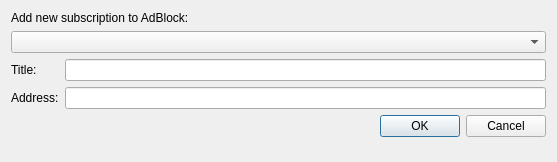
Above: src/network-web/adblock/adblockaddsubscriptiondialog.ui from martinrotter/rssguard before the change. Below: the same form after it.
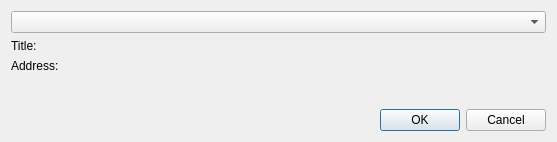
That is the form after the change. Custom widgets are drawn as their Qt base class.

What changed in the file:
```diff
--- a/src/network-web/adblock/adblockaddsubscriptiondialog.ui
+++ b/src/network-web/adblock/adblockaddsubscriptiondialog.ui
@@ -7,38 +7,32 @@
     <x>0</x>
     <y>0</y>
     <width>557</width>
-    <height>162</height>
+    <height>142</height>
    </rect>
   </property>
   <property name="windowTitle">
    <string>Add Subscription</string>
   </property>
-  <layout class="QFormLayout" name="formLayout">
-   <item row="1" column="0" colspan="2">
-    <widget class="QComboBox" name="comboBox"/>
+  <layout class="QFormLayout">
+   <item row="0" column="0" colspan="2">
+    <widget class="QComboBox" name="m_cmbPresets"/>
    </item>
-   <item row="2" column="0">
-    <widget class="QLabel" name="label">
+   <item row="1" column="0">
+    <widget class="QLabel" name="m_lblTitle">
      <property name="text">
       <string>Title:</string>
      </property>
     </widget>
    </item>
-   <item row="2" column="1">
-    <widget class="QLineEdit" name="title"/>
-   </item>
-   <item row="3" column="0">
-    <widget class="QLabel" name="label_2">
+   <item row="2" column="0">
+    <widget class="QLabel" name="m_lblUrl">
      <property name="text">
       <string>Address:</string>
      </property>
     </widget>
    </item>
-   <item row="3" column="1">
-    <widget class="QLineEdit" name="url"/>
-   </item>
    <item row="4" column="1">
-    <widget class="QDialogButtonBox" name="buttonBox">
+    <widget class="QDialogButtonBox" name="m_buttonBox">
      <property name="orientation">
       <enum>Qt::Horizontal</enum>
      </property>
@@ -47,15 +41,35 @@
      </property>
     </widget>
    </item>
-   <item row="0" column="0" colspan="2">
-    <widget class="QLabel" name="label_3">
-     <property name="text">
-      <string>Add new subscription to AdBlock:</string>
+   <item row="3" column="0" colspan="2">
+    <spacer name="m_vertSpacer">
+     <property name="orientation">
+      <enum>Qt::Vertical</enum>
      </property>
-    </widget>
+     <property name="sizeHint" stdset="0">
+      <size>
+       <width>20</width>
+       <height>40</height>
+      </size>
+     </property>
+    </spacer>
+   </item>
+   <item row="1" column="1">
+    <widget class="LineEditWithStatus" name="m_txtTitle" native="true"/>
+   </item>
+   <item row="2" column="1">
+    <widget class="LineEditWithStatus" name="m_txtUrl" native="true"/>
    </item>
   </layout>
  </widget>
+ <customwidgets>
+  <customwidget>
+   <class>LineEditWithStatus</class>
+   <extends>QWidget</extends>
+   <header>lineeditwithstatus.h</header>
+   <container>1</container>
+  </customwidget>
+ </customwidgets>
  <resources/>
  <connections>
   <connection>
```
Left out of the diff: 6 changed lines with no effect on the pictures.
